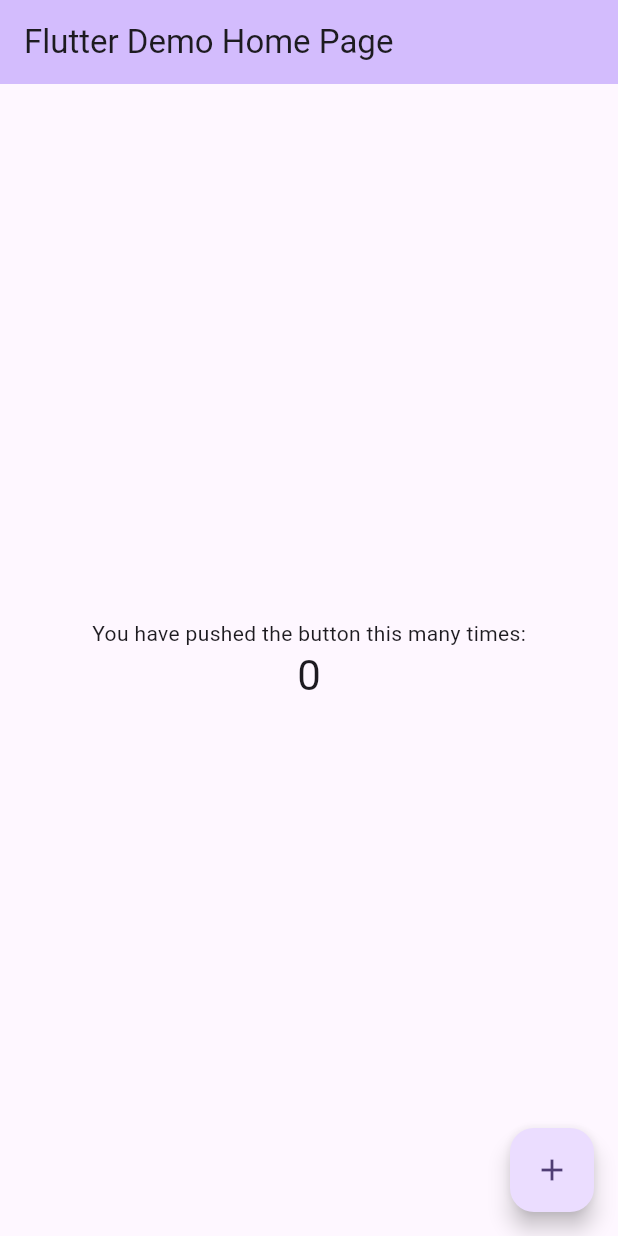
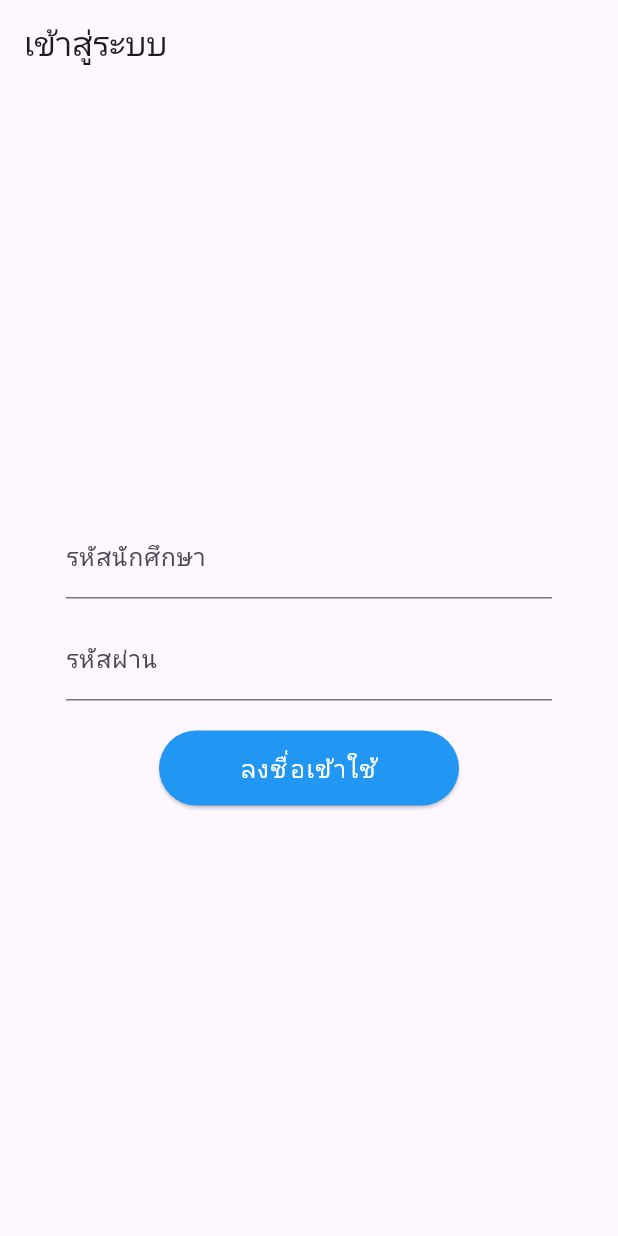
Before and after one commit to tew080/Application_BLE_Authentication, a Flutter app: the screen it shows after launch, on a phone screen of 412 x 824 dp. Run offline on Flutter 3.47's test engine with Material 3 defaults, Android fonts, the phone set to English and light mode, and no system bars; our stand-ins replace cloud_firestore; accounts and stored records are empty; Roboto replaces fonts that are missing (Google Sans).

Commit message:
Add Page Login Screen

```diff
--- a/lib/main.dart
+++ b/lib/main.dart
@@ -1,122 +1,34 @@
 import 'package:flutter/material.dart';
+import 'pages/login_page.dart';
 
-void main() {
-  runApp(const MyApp());
+/*
+- async เริ่มต้นการทำงานของ funtion ที่เรียกใช้ใน main
+- โดยที่ไม่ต้องรอให้เริ่มต้นการทำงานของ funtion ที่เรียกใช้ใน main ใช้เสร็จก่อน
+- ก็สามารถทำอย่างอื่นได้
+*/
+void main() async {
+  // ตรวจสอบให้แน่ใจว่า Widget Binding ถูกสร้างขึ้นแล้ว ก่อนที่จะเรียกใช้ Code ที่เป็น Async
+  WidgetsFlutterBinding.ensureInitialized();
+
+  // รันแอปพลิเคชัน
+  runApp(MyApp());
 }
 
+// Widget หลักของแอปพลิเคชัน (Root Widget)
 class MyApp extends StatelessWidget {
   const MyApp({super.key});
-
-  // This widget is the root of your application.
+  // ส่วนของการสร้าง UI
   @override
   Widget build(BuildContext context) {
+    // สร้าง MaterialApp เพื่อกำหนดโครงสร้างแอป
     return MaterialApp(
-      title: 'Flutter Demo',
       theme: ThemeData(
-        // This is the theme of your application.
-        //
-        // TRY THIS: Try running your application with "flutter run". You'll see
-        // the application has a purple toolbar. Then, without quitting the app,
-        // try changing the seedColor in the colorScheme below to Colors.green
-        // and then invoke "hot reload" (save your changes or press the "hot
-        // reload" button in a Flutter-supported IDE, or press "r" if you used
-        // the command line to start the app).
-        //
-        // Notice that the counter didn't reset back to zero; the application
-        // state is not lost during the reload. To reset the state, use hot
-        // restart instead.
-        //
-        // This works for code too, not just values: Most code changes can be
-        // tested with just a hot reload.
-        colorScheme: .fromSeed(seedColor: Colors.deepPurple),
+        primarySwatch: Colors.blue,
+        // กำหนดฟอนต์
+        fontFamily: 'Google Sans',
       ),
-      home: const MyHomePage(title: 'Flutter Demo Home Page'),
-    );
-  }
-}
-
-class MyHomePage extends StatefulWidget {
-  const MyHomePage({super.key, required this.title});
-
-  // This widget is the home page of your application. It is stateful, meaning
-  // that it has a State object (defined below) that contains fields that affect
-  // how it looks.
-
-  // This class is the configuration for the state. It holds the values (in this
-  // case the title) provided by the parent (in this case the App widget) and
-  // used by the build method of the State. Fields in a Widget subclass are
-  // always marked "final".
-
-  final String title;
-
-  @override
-  State<MyHomePage> createState() => _MyHomePageState();
-}
-
-class _MyHomePageState extends State<MyHomePage> {
-  int _counter = 0;
-
-  void _incrementCounter() {
-    setState(() {
-      // This call to setState tells the Flutter framework that something has
-      // changed in this State, which causes it to rerun the build method below
-      // so that the display can reflect the updated values. If we changed
-      // _counter without calling setState(), then the build method would not be
-      // called again, and so nothing would appear to happen.
-      _counter++;
-    });
-  }
-
-  @override
-  Widget build(BuildContext context) {
-    // This method is rerun every time setState is called, for instance as done
-    // by the _incrementCounter method above.
-    //
-    // The Flutter framework has been optimized to make rerunning build methods
-    // fast, so that you can just rebuild anything that needs updating rather
-    // than having to individually change instances of widgets.
-    return Scaffold(
-      appBar: AppBar(
-        // TRY THIS: Try changing the color here to a specific color (to
-        // Colors.amber, perhaps?) and trigger a hot reload to see the AppBar
-        // change color while the other colors stay the same.
-        backgroundColor: Theme.of(context).colorScheme.inversePrimary,
-        // Here we take the value from the MyHomePage object that was created by
-        // the App.build method, and use it to set our appbar title.
-        title: Text(widget.title),
-      ),
-      body: Center(
-        // Center is a layout widget. It takes a single child and positions it
-        // in the middle of the parent.
-        child: Column(
-          // Column is also a layout widget. It takes a list of children and
-          // arranges them vertically. By default, it sizes itself to fit its
-          // children horizontally, and tries to be as tall as its parent.
-          //
-          // Column has various properties to control how it sizes itself and
-          // how it positions its children. Here we use mainAxisAlignment to
-          // center the children vertically; the main axis here is the vertical
-          // axis because Columns are vertical (the cross axis would be
-          // horizontal).
-          //
-          // TRY THIS: Invoke "debug painting" (choose the "Toggle Debug Paint"
-          // action in the IDE, or press "p" in the console), to see the
-          // wireframe for each widget.
-          mainAxisAlignment: .center,
-          children: [
-            const Text('You have pushed the button this many times:'),
-            Text(
-              '$_counter',
-              style: Theme.of(context).textTheme.headlineMedium,
-            ),
-          ],
-        ),
-      ),
-      floatingActionButton: FloatingActionButton(
-        onPressed: _incrementCounter,
-        tooltip: 'Increment',
-        child: const Icon(Icons.add),
-      ),
-    );
-  }
-}
+      // กำหนดหน้าเริ่มต้นของแอปพลิเคชัน
+      home: LoginPage(),
+    ); // End MaterialApp
+  } // End Widget build
+} // End Widget MyApp
--- /dev/null
+++ b/lib/pages/login_page.dart
@@ -0,0 +1,120 @@
+import 'package:flutter/material.dart';
+
+class LoginPage extends StatefulWidget {
+  const LoginPage({super.key});
+
+  @override
+  State<LoginPage> createState() {
+    return _LoginPageState();
+  }
+}
+
+class _LoginPageState extends State<LoginPage> {
+  // กำหนดค่าเริ่มต้นให้กับตัวแปร error เป็น ค่าว่าง
+  String error = '';
+  // กำหนดค่าเริ่มต้นให้กับตัวแปร loading เป็น false
+  bool loading = false;
+
+  // รับค่าจาก รหัสนักศึกษาจาก TextField
+  final studentIdCtrl = TextEditingController();
+  // รับค่าจาก รหัส TextField
+  final passwordCtrl = TextEditingController();
+
+  void _checkLoginState() async {
+    setState(() {
+      // ให้เซ็ตตัวแปร loading = true เพื่อป้องกันการกดปุ่ม Login ซ้ำ
+      loading = true;
+      // ให้เซ็ตตัวแปร error = '' เพื่อเคลียร์ข้อความ error ที่แสดง
+      error = '';
+    });
+
+    setState(() {
+      // ให้เซ็ตตัวแปร loading = false เพื่อที่อนุญาตให้กดปุ่ม Login อีกครั้ง
+      loading = false;
+      /*
+      - ให้แสดง '*ข้อมูลไม่ถูกต้อง*'
+      - และให้เคลียร์ค่าใน TextField ทั้งหมด
+      */
+      error = '*ข้อมูลไม่ถูกต้อง*';
+      studentIdCtrl.clear();
+      passwordCtrl.clear();
+    });
+    debugPrint('Login Page ${loading}');
+  }
+
+  @override
+  Widget build(BuildContext context) {
+    return Scaffold(
+      appBar: AppBar(title: const Text('เข้าสู่ระบบ')),
+      body: Padding(
+        padding: const EdgeInsets.all(44),
+        child: Column(
+          mainAxisAlignment: MainAxisAlignment.center,
+          children: [
+            // TextField (), สร้างช่องรับค่าข้อมูล
+            TextField(
+              // ให้ TextField รับค่าจาก studentIdCtrl
+              controller: studentIdCtrl,
+              // รับค่าเป็นตัวเลขเท่านั้น
+              keyboardType: TextInputType.number,
+              decoration: const InputDecoration(labelText: 'รหัสนักศึกษา'),
+            ),
+            const SizedBox(height: 12),
+            TextField(
+              // ให้ TextField รับค่าจาก passwordCtrl
+              controller: passwordCtrl,
+              // ซ้อนข้อความที่รับเข้ามา
+              obscureText: true,
+              decoration: const InputDecoration(labelText: 'รหัสผ่าน'),
+            ),
+            const SizedBox(height: 20),
+            // ถ้า ค่าในตัวแปล error ไม่เป็นค่าว่าง แสดงว่ามีข้อผิดพลาด จาก setState();
+            if (error.isNotEmpty)
+              Text(
+                error,
+                style: const TextStyle(
+                  color: Colors.red,
+                  // กำหนดขนาดของตัวอักษร
+                  fontSize: 16,
+                  // กำหนดความหนาของตัวอักษร
+                  fontWeight: FontWeight.bold,
+                  // กำหนดระยะห่างระหว่างตัวอักษร
+                  letterSpacing: 1,
+                ),
+              ),
+            ElevatedButton(
+              /*
+              - ถ้าตัวแปร loading เป็น true ให้ปุ่มไม่สามารถกดได้
+              - แต่ถ้าตัวแปร loading เป็น false ให้ปุ่มสามารถกดได้
+              */
+              onPressed: loading ? null : _checkLoginState,
+              // กำหนดสไตล์ของปุ่ม
+              style: ElevatedButton.styleFrom(
+                // สีพื้นหลังของปุ่ม
+                backgroundColor: Colors.blue,
+                // สีเบื้องหน้าของปุ่ม
+                foregroundColor: Colors.white,
+                // กำหนดขนาดของปุ่ม
+                minimumSize: Size(200, 50),
+                shape: RoundedRectangleBorder(
+                  // กำหนดขอบของปุ่ม
+                  //side: BorderSide(color: Colors.indigoAccent, width: 2),
+                  // กำหนดความโค้งของขอบปุ่ม
+                  borderRadius: BorderRadius.circular(30.0),
+                ),
+              ),
+              child: const Text(
+                'ลงชื่อเข้าใช้',
+                style: TextStyle(
+                  color: Colors.white,
+                  fontSize: 16,
+                  letterSpacing: 1,
+                ), // End TextStyle
+              ), // End Text
+            ), // End ElevatedButton
+          ], // End Row
+        ), // End Column
+      ), // End Container
+    ); // End Scaffold
+  } // End Widget build
+} // End Class LoginPage
```
